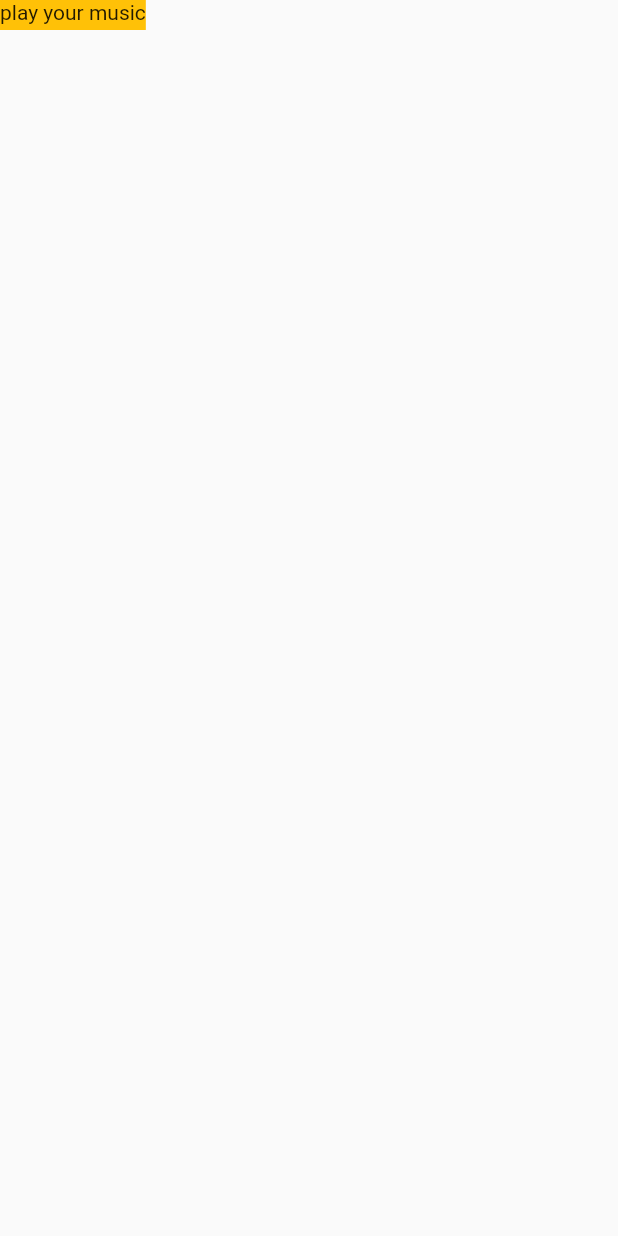
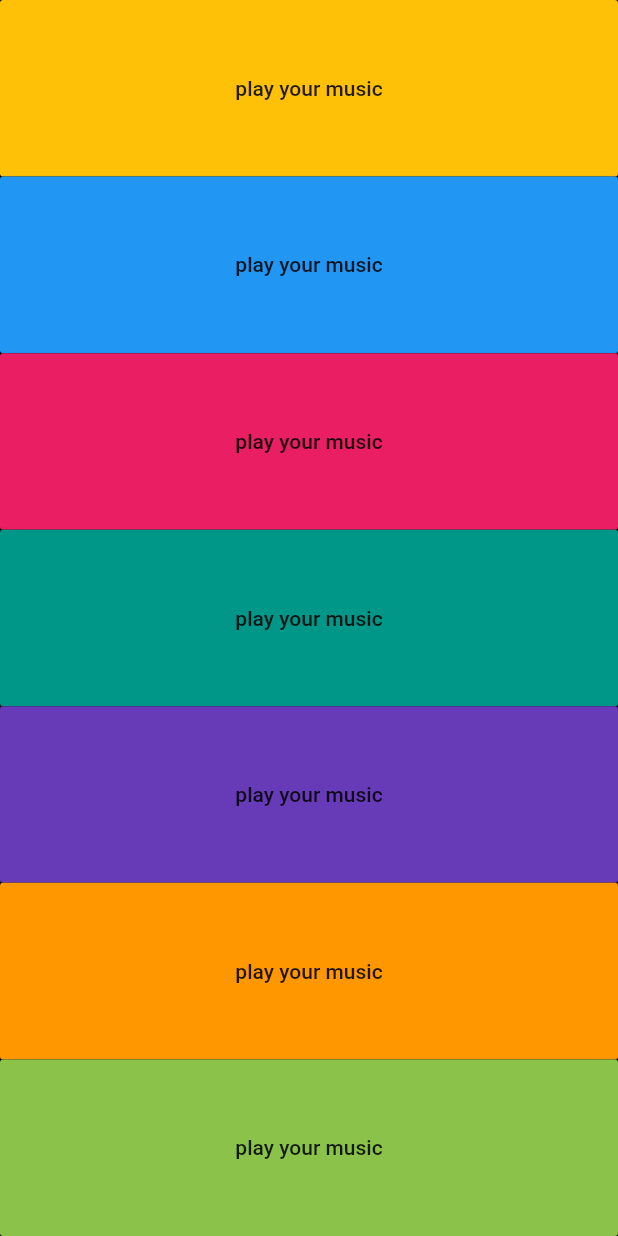
Before and after one commit to zahraakbari1234/flutterclassrepo, a Flutter app: the screen it shows after launch, after a tap on "play your music", on a phone screen of 412 x 824 dp. Run offline on Flutter 3.47's test engine with Material 2 defaults, Android fonts, the phone set to English and light mode, and no system bars; our stand-ins replace audioplayers.

```diff
--- a/musicplayer/lib/main.dart
+++ b/musicplayer/lib/main.dart
@@ -7,24 +7,44 @@ void main() {
 
 class XylophoneApp extends StatelessWidget {
 
-  static AudioCache player = AudioCache();
 
   const XylophoneApp({Key? key}) : super(key: key);
 
+  void play ( int i){
+    AudioCache player = AudioCache();
+    player.play("note$i.wav");
+  }
+
+  Expanded buildKey({Color? color , int soundNumber = 1}){
+    return Expanded(
+      child: MaterialButton(
+        onPressed: (){
+          play(soundNumber);
+        },
+        color: color,
+        child: const Text("play your music"),
+      ),
+    );
+
+  }
   @override
   Widget build(BuildContext context) {
     return MaterialApp(
+      debugShowCheckedModeBanner: false,
       home: Scaffold(
+        backgroundColor: Colors.black,
         body: SafeArea(
-          child: InkWell(
-            onTap: (){
-              player.play("note1.wav");
-            },
-            child: Container(
-              height: 20,
-              color: Colors.amber,
-              child: Text("play your music"),
-            ),
+          child: Column(
+            crossAxisAlignment: CrossAxisAlignment.stretch,
+            children: [
+              buildKey(color: Colors.amber , soundNumber: 1),
+              buildKey(color: Colors.blue , soundNumber: 2),
+              buildKey(color: Colors.pink , soundNumber: 3),
+              buildKey(color: Colors.teal , soundNumber: 4),
+              buildKey(color: Colors.deepPurple , soundNumber: 5),
+              buildKey(color: Colors.orange , soundNumber: 6),
+              buildKey(color: Colors.lightGreen , soundNumber: 7),
+            ],
           ),
         ),
       ),
```
